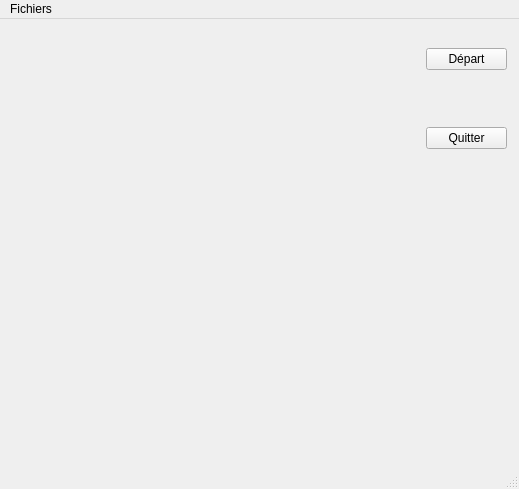
Old version of the form interface.ui in the repository dupondth/othello.
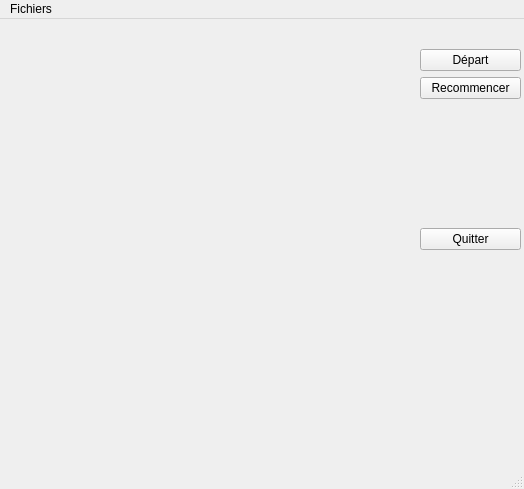
New version of the form.

```diff
--- a/interface.ui
+++ b/interface.ui
@@ -6,7 +6,7 @@
    <rect>
     <x>0</x>
     <y>0</y>
-    <width>519</width>
+    <width>524</width>
     <height>489</height>
    </rect>
   </property>
@@ -27,10 +27,10 @@
    <widget class="QWidget" name="layoutWidget">
     <property name="geometry">
      <rect>
-      <x>426</x>
-      <y>29</y>
-      <width>81</width>
-      <height>101</height>
+      <x>420</x>
+      <y>30</y>
+      <width>101</width>
+      <height>201</height>
      </rect>
     </property>
     <layout class="QVBoxLayout" name="verticalLayout">
@@ -41,6 +41,13 @@
        </property>
       </widget>
      </item>
+     <item>
+      <widget class="QPushButton" name="bouton_reset">
+       <property name="text">
+        <string>Recommencer</string>
+       </property>
+      </widget>
+     </item>
      <item>
       <spacer name="verticalSpacer">
        <property name="orientation">
@@ -72,7 +79,7 @@
     <rect>
      <x>0</x>
      <y>0</y>
-     <width>519</width>
+     <width>524</width>
      <height>19</height>
     </rect>
    </property>
```
Left out of the diff: 4 changed lines with no effect on the pictures.
